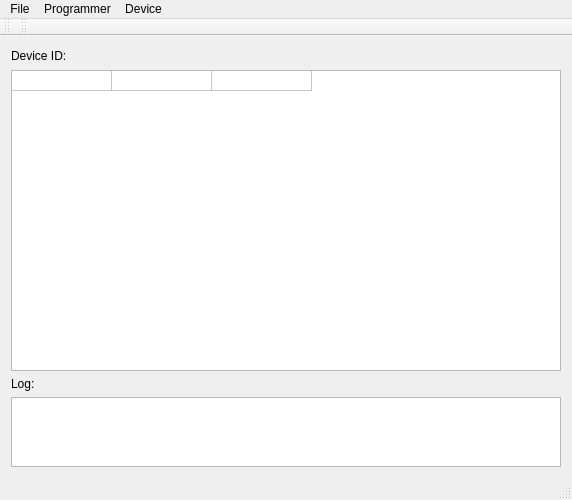
bbogush/nand_programmer, file qt/main_window.ui: the form before one commit.
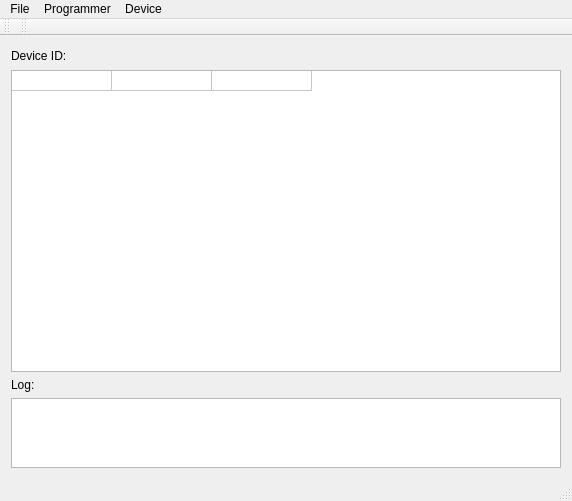
The form after the commit.

Diff of the .ui file:
```diff
--- a/qt/main_window.ui
+++ b/qt/main_window.ui
@@ -7,7 +7,7 @@
     <x>0</x>
     <y>0</y>
     <width>570</width>
-    <height>500</height>
+    <height>501</height>
    </rect>
   </property>
   <property name="windowTitle">
```
Left out of the diff: 6 changed lines with no effect on the pictures.
